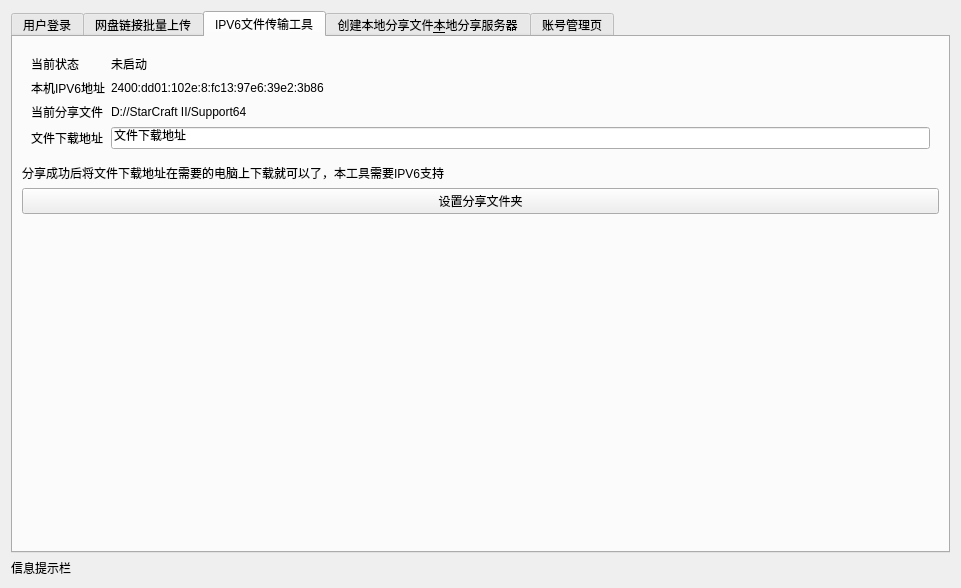
Old version of the form client.ui in the repository Firesuiry/jdmm-client.
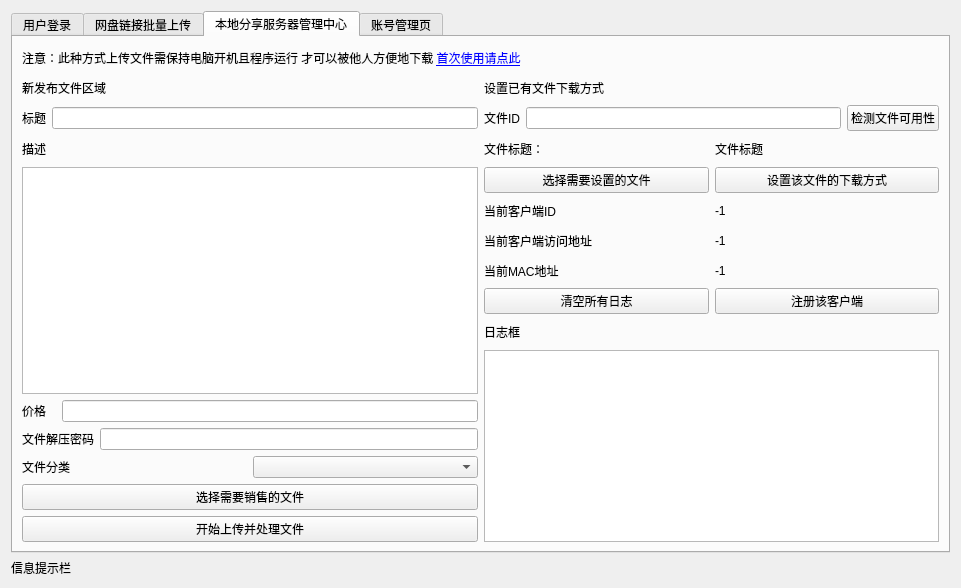
New version of the form. The open tabs and pages were chosen to show the change.

Patch:
```diff
--- a/client.ui
+++ b/client.ui
@@ -261,114 +261,21 @@
        </item>
       </layout>
      </widget>
-     <widget class="QWidget" name="fileTransTab">
-      <attribute name="title">
-       <string>IPV6文件传输工具</string>
-      </attribute>
-      <layout class="QGridLayout" name="gridLayout_4">
-       <item row="0" column="0">
-        <widget class="QWidget" name="widget" native="true">
-         <layout class="QFormLayout" name="formLayout_2">
-          <item row="0" column="0">
-           <widget class="QLabel" name="label_3">
-            <property name="text">
-             <string>当前状态</string>
-            </property>
-           </widget>
-          </item>
-          <item row="1" column="0">
-           <widget class="QLabel" name="label_5">
-            <property name="text">
-             <string>本机IPV6地址</string>
-            </property>
-           </widget>
-          </item>
-          <item row="1" column="1">
-           <widget class="QLabel" name="ipv6Lable">
-            <property name="text">
-             <string>2400:dd01:102e:8:fc13:97e6:39e2:3b86</string>
-            </property>
-           </widget>
-          </item>
-          <item row="2" column="0">
-           <widget class="QLabel" name="label_7">
-            <property name="text">
-             <string>当前分享文件</string>
-            </property>
-           </widget>
-          </item>
-          <item row="2" column="1">
-           <widget class="QLabel" name="filePathLable">
-            <property name="text">
-             <string>D://StarCraft II/Support64</string>
-            </property>
-           </widget>
-          </item>
-          <item row="3" column="0">
-           <widget class="QLabel" name="label_13">
-            <property name="text">
-             <string>文件下载地址</string>
-            </property>
-           </widget>
-          </item>
-          <item row="3" column="1">
-           <widget class="QLineEdit" name="downloadUrlText">
-            <property name="text">
-             <string>文件下载地址</string>
-            </property>
-            <property name="readOnly">
-             <bool>true</bool>
-            </property>
-           </widget>
-          </item>
-          <item row="0" column="1">
-           <widget class="QLabel" name="fileTransStateLable">
-            <property name="text">
-             <string>未启动</string>
-            </property>
-           </widget>
-          </item>
-         </layout>
-        </widget>
-       </item>
-       <item row="1" column="0">
-        <widget class="QLabel" name="label_11">
-         <property name="text">
-          <string>分享成功后将文件下载地址在需要的电脑上下载就可以了，本工具需要IPV6支持</string>
-         </property>
-        </widget>
-       </item>
-       <item row="2" column="0">
-        <widget class="QPushButton" name="setShareBtn">
-         <property name="text">
-          <string>设置分享文件夹</string>
-         </property>
-        </widget>
-       </item>
-       <item row="3" column="0">
-        <spacer name="verticalSpacer">
-         <property name="orientation">
-          <enum>Qt::Vertical</enum>
-         </property>
-         <property name="sizeHint" stdset="0">
-          <size>
-           <width>20</width>
-           <height>428</height>
-          </size>
-         </property>
-        </spacer>
-       </item>
-      </layout>
-     </widget>
      <widget class="QWidget" name="localServerTab">
       <attribute name="title">
-       <string>创建本地分享文件&amp;本地分享服务器</string>
+       <string>本地分享服务器管理中心</string>
       </attribute>
       <layout class="QGridLayout" name="gridLayout_3">
        <item row="0" column="0" colspan="2">
         <widget class="QLabel" name="label_12">
          <property name="text">
-          <string>注意：此种方式上传文件需保持电脑开机且程序运行 才可以被他人方便地下载 如果没有端口映射的话需要IPV6才能下载</string>
+          <string>&lt;html&gt;&lt;head/&gt;&lt;body&gt;&lt;p&gt;注意：此种方式上传文件需保持电脑开机且程序运行 才可以被他人方便地下载 &lt;a href=&quot;http://www.jiandanmaimai.cn/blog/article/8/&quot;&gt;&lt;span style=&quot; text-decoration: underline; color:#0000ff;&quot;&gt;首次使用请点此&lt;/span&gt;&lt;/a&gt;&lt;/p&gt;&lt;/body&gt;&lt;/html&gt;</string>
+         </property>
+         <property name="textFormat">
+          <enum>Qt::RichText</enum>
+         </property>
+         <property name="openExternalLinks">
+          <bool>true</bool>
          </property>
         </widget>
        </item>
@@ -505,7 +412,7 @@
          <item>
           <widget class="QLabel" name="label_21">
            <property name="text">
-            <string>当前的IPV6地址</string>
+            <string>当前客户端访问地址</string>
            </property>
           </widget>
          </item>
```
Left out of the diff: 2 changed lines with no effect on the pictures.
